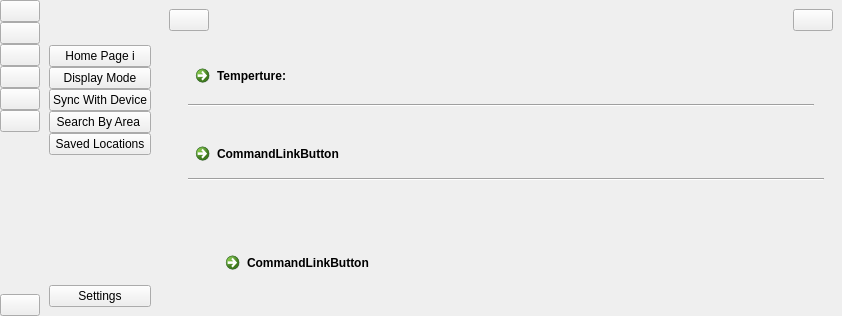
The window that User Interface/WeatherApp.ui (sarscheps/Project---UI-Communications) describes before a commit, drawn with Qt 5.
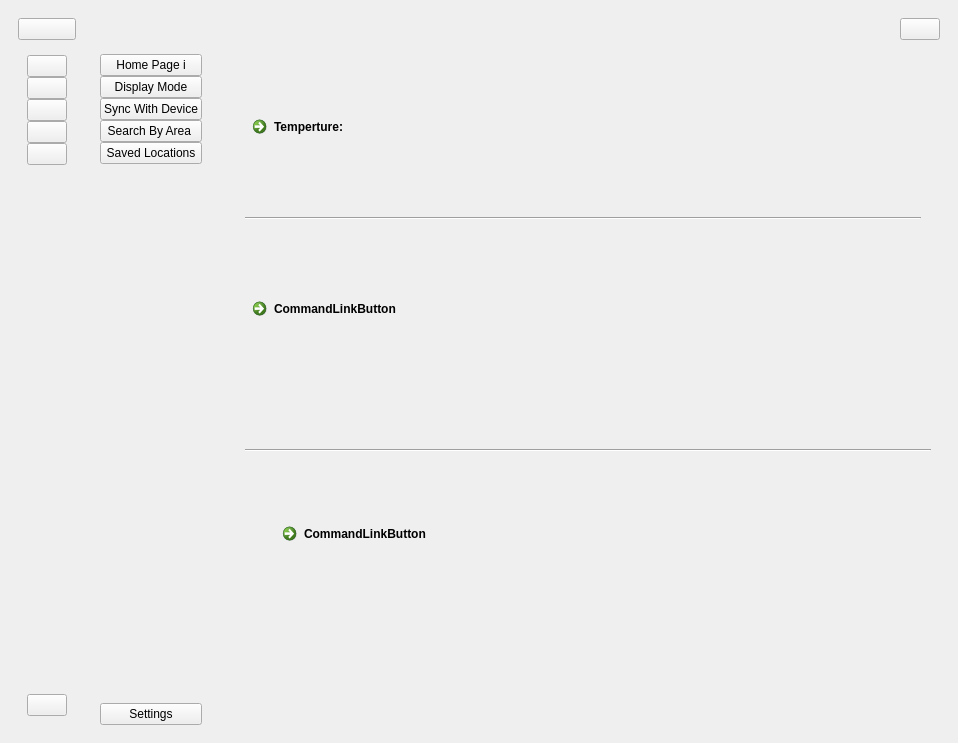
The same window after the commit. Icons and pictures are not drawn. Custom widgets are drawn as their Qt base class.

Commit message: fixing the structure for the sidebar. Still being continued

What changed in the file:
```diff
--- a/User Interface/WeatherApp.ui
+++ b/User Interface/WeatherApp.ui
@@ -6,8 +6,8 @@
    <rect>
     <x>0</x>
     <y>0</y>
-    <width>842</width>
-    <height>316</height>
+    <width>958</width>
+    <height>743</height>
    </rect>
   </property>
   <property name="windowTitle">
@@ -15,56 +15,32 @@
   </property>
   <widget class="QWidget" name="centralwidget">
    <layout class="QGridLayout" name="gridLayout">
-    <property name="leftMargin">
-     <number>0</number>
-    </property>
-    <property name="topMargin">
-     <number>0</number>
-    </property>
-    <property name="rightMargin">
-     <number>0</number>
-    </property>
-    <property name="bottomMargin">
-     <number>0</number>
-    </property>
-    <property name="spacing">
-     <number>0</number>
-    </property>
     <item row="0" column="0">
-     <widget class="QWidget" name="sideBarIconWidget" native="true">
+     <widget class="QWidget" name="fullSideBarWidget" native="true">
+      <layout class="QVBoxLayout" name="verticalLayout_8">
+       <item>
+        <widget class="QPushButton" name="pushButton">
+         <property name="text">
+          <string/>
+         </property>
+         <property name="icon">
+          <iconset>
+           <normaloff>icons/BasicIcons/sideBar_logo.png</normaloff>icons/BasicIcons/sideBar_logo.png</iconset>
+         </property>
+         <property name="iconSize">
+          <size>
+           <width>20</width>
+           <height>20</height>
+          </size>
+         </property>
+         <property name="checkable">
+          <bool>true</bool>
+         </property>
+        </widget>
+       </item>
+       <item>
+        <widget class="QWidget" name="smallSideBarWidget" native="true">
       <layout class="QVBoxLayout" name="verticalLayout_4">
-       <property name="spacing">
-        <number>0</number>
-       </property>
-       <property name="leftMargin">
-        <number>0</number>
-       </property>
-       <property name="topMargin">
-        <number>0</number>
-       </property>
-       <property name="rightMargin">
-        <number>0</number>
-       </property>
-       <property name="bottomMargin">
-        <number>0</number>
-       </property>
-       <item>
-        <widget class="QPushButton" name="exitBtn">
-         <property name="text">
-          <string/>
-         </property>
-         <property name="icon">
-          <iconset>
-           <normaloff>icons/BasicIcons/sideBar_logo.png</normaloff>icons/BasicIcons/sideBar_logo.png</iconset>
-         </property>
-         <property name="iconSize">
-          <size>
-           <width>20</width>
-           <height>20</height>
-          </size>
-         </property>
-        </widget>
-       </item>
        <item>
         <layout class="QVBoxLayout" name="verticalLayout_3">
          <property name="spacing">
@@ -201,22 +177,23 @@
         </spacer>
        </item>
        <item>
-        <widget class="QPushButton" name="settingsIconBtn">
+           <widget class="QPushButton" name="pushButton_2">
          <property name="text">
           <string/>
          </property>
+            <property name="icon">
+             <iconset>
+              <normaloff>icons/BasicIcons/settings_logo.png</normaloff>icons/BasicIcons/settings_logo.png</iconset>
+            </property>
          <property name="iconSize">
           <size>
            <width>20</width>
            <height>20</height>
           </size>
          </property>
-         <property name="checkable">
-          <bool>true</bool>
-         </property>
-         <property name="autoExclusive">
-          <bool>true</bool>
-         </property>
+           </widget>
+          </item>
+         </layout>
         </widget>
        </item>
       </layout>
@@ -394,20 +371,6 @@
             <property name="spacing">
              <number>0</number>
             </property>
-            <item>
-             <widget class="QPushButton" name="sideBarBtn">
-              <property name="text">
-               <string/>
-              </property>
-              <property name="icon">
-               <iconset>
-                <normaloff>icons/BasicIcons/sideBar_logo.png</normaloff>icons/BasicIcons/sideBar_logo.png</iconset>
-              </property>
-              <property name="checkable">
-               <bool>true</bool>
-              </property>
-             </widget>
-            </item>
             <item>
              <spacer name="horizontalSpacer">
               <property name="orientation">
```
Left out of the diff: 139 changed lines with no effect on the pictures. Lines whose indentation alone changed are shown as unchanged. The commit also changes 2 other files.
